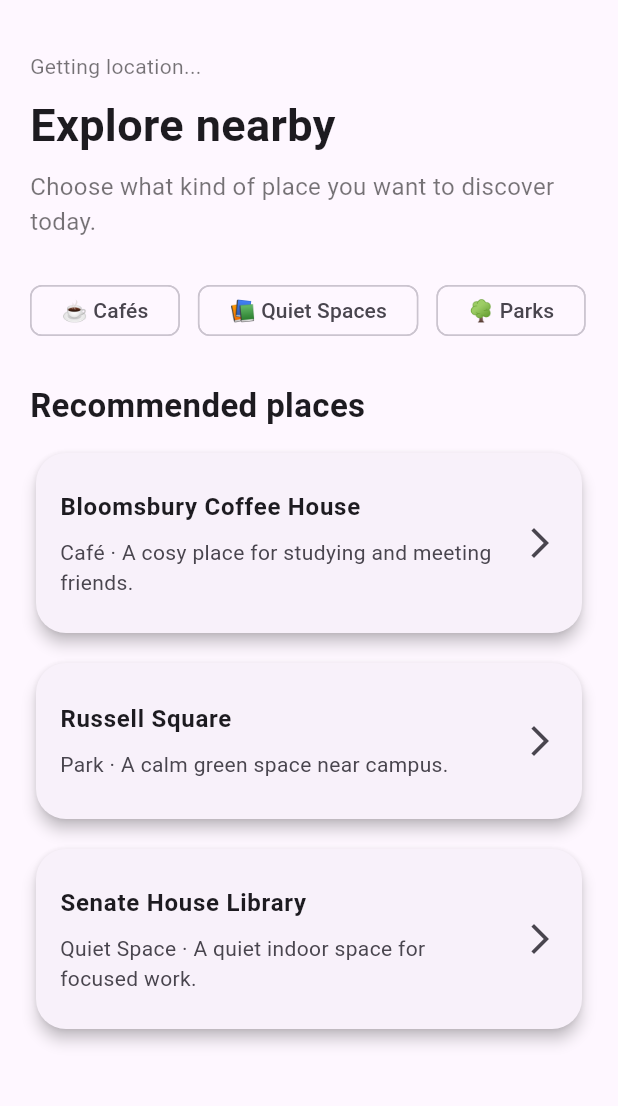
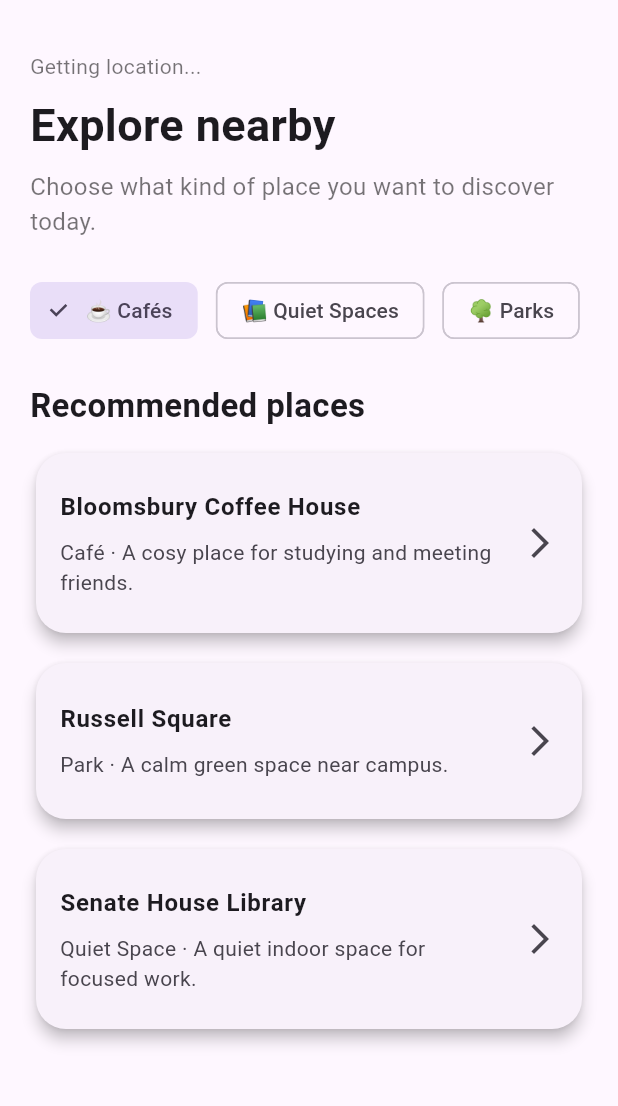
Before and after one commit to zhangwuyu561-gif/urban-explorer, a Flutter app: the screen it shows after launch, after a tap on "Start Exploring", on a phone screen of 412 x 824 dp, the part 63-1169 px from its top. Run offline on Flutter 3.47's test engine with Material 3 defaults, Android fonts, the phone set to English and light mode, and no system bars; our stand-ins replace cloud_firestore, firebase_core, geolocator; accounts and stored records are empty; network calls fail.

Commit message:
Add category-based place filtering

```diff
--- a/lib/main.dart
+++ b/lib/main.dart
@@ -97,6 +97,9 @@ class HomePage extends StatefulWidget {
 class _HomePageState extends State<HomePage> {
   String locationText = 'Getting location...';
 List<Map<String, dynamic>> apiPlaces = [];
+String selectedCategory = 'cafe';
+double? currentLat;
+double? currentLng;
   final List<String> categories = const [
     '☕ Cafés',
     '📚 Quiet Spaces',
@@ -165,17 +168,20 @@ List<Map<String, dynamic>> apiPlaces = [];
           '📍 Lat: ${position.latitude.toStringAsFixed(4)}, Lng: ${position.longitude.toStringAsFixed(4)}';
     });
 
-    fetchNearbyPlaces(position.latitude, position.longitude);
+    currentLat = position.latitude;
+currentLng = position.longitude;
+
+fetchNearbyPlaces(position.latitude, position.longitude, selectedCategory);
   }
 
-  Future<void> fetchNearbyPlaces(double lat, double lng) async {
+  Future<void> fetchNearbyPlaces(double lat, double lng, String type) async {
     const apiKey = 'AIzaSyCKsEC7MLoQdS_IfqVKpjspPiiHr1qmFpY';
 
     final url =
         'https://maps.googleapis.com/maps/api/place/nearbysearch/json'
         '?location=$lat,$lng'
         '&radius=1500'
-        '&type=cafe'
+        '&type=$type'
         '&key=$apiKey';
 
     final response = await http.get(Uri.parse(url));
@@ -249,10 +255,30 @@ List<Map<String, dynamic>> apiPlaces = [];
                 separatorBuilder: (context, index) =>
                     const SizedBox(width: 12),
                 itemBuilder: (context, index) {
-                  return Chip(
-                    label: Text(categories[index]),
-                    padding: const EdgeInsets.symmetric(horizontal: 12),
-                  );
+                  final categoryLabel = categories[index];
+
+final categoryType = switch (categoryLabel) {
+  '☕ Cafés' => 'cafe',
+  '📚 Quiet Spaces' => 'library',
+  '🌳 Parks' => 'park',
+  '🎨 Interesting Spots' => 'tourist_attraction',
+  _ => 'cafe',
+};
+
+return ChoiceChip(
+  label: Text(categoryLabel),
+  selected: selectedCategory == categoryType,
+  onSelected: (selected) {
+    if (currentLat != null && currentLng != null) {
+      setState(() {
+        selectedCategory = categoryType;
+        apiPlaces = [];
+      });
+
+      fetchNearbyPlaces(currentLat!, currentLng!, selectedCategory);
+    }
+  },
+);
                 },
               ),
             ),
@@ -275,7 +301,7 @@ List<Map<String, dynamic>> apiPlaces = [];
     ? places[index]
     : {
         'name': (apiPlaces[index]['name'] ?? 'Unknown place').toString(),
-        'type': 'Cafe',
+        'type': selectedCategory,
         'description':
             (apiPlaces[index]['vicinity'] ?? 'No address available').toString(),
             'image': apiPlaces[index]['photos'] != null &&
```
